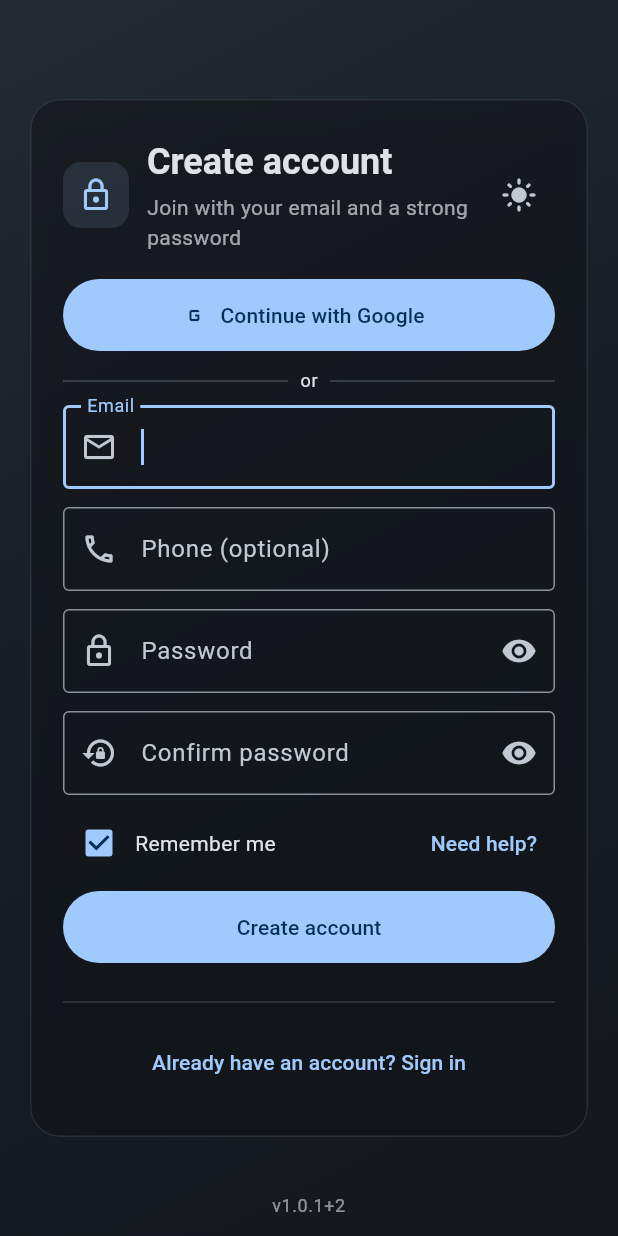
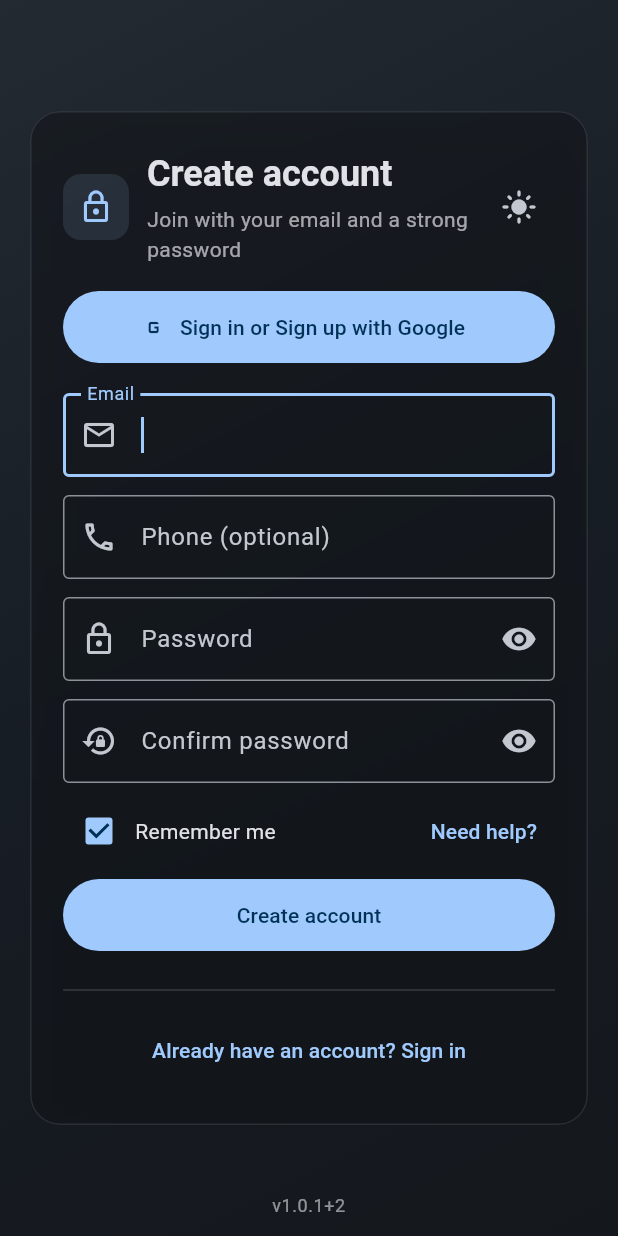
Before and after one commit to elnatannebiyu/ontime_auth_system, a Flutter app: the RegisterPage screen opened by its route, after a tap on the "dark mode" icon, on a phone screen of 412 x 824 dp. Run offline on Flutter 3.47's test engine with Material 3 defaults, Android fonts, the light colour scheme and no system bars; our stand-ins replace cached_network_image, cookie_jar, device_info_plus, dio, dio_cookie_manager, firebase_core and 11 more; missing offline and left inert: audio_session; accounts and stored records are empty.

Commit message:
feat: add feature flag to disable password-based authentication
- Added AUTH_ALLOW_PASSWORD setting to enforce social-only login policy
- Backend now returns 403 when password login/registration is attempted while disabled
- Flutter app hides email/password form behind _kEnablePasswordLogin flag

```diff
--- a/Ontime_ethiopia_flutterapp/lib/auth/login_page.dart
+++ b/Ontime_ethiopia_flutterapp/lib/auth/login_page.dart
@@ -36,6 +36,8 @@ class LoginPage extends StatefulWidget {
 }
 
 class _LoginPageState extends State<LoginPage> {
+  // Feature flag to show/hide legacy email/password login UX without deleting code
+  static const bool _kEnablePasswordLogin = false;
   final _formKey = GlobalKey<FormState>();
   final _username =
       TextEditingController(); // email-as-username supported by backend
@@ -210,7 +212,7 @@ class _LoginPageState extends State<LoginPage> {
     return Scaffold(
       body: AuthLayout(
         title: 'Welcome back',
-        subtitle: 'Sign in to continue',
+        subtitle: 'Sign in with your Google or Apple account',
         actions: [
           IconButton(
             tooltip: 'Toggle dark mode',
@@ -218,13 +220,15 @@ class _LoginPageState extends State<LoginPage> {
             icon: const Icon(Icons.brightness_6_outlined),
           ),
         ],
-        footer: Center(
+        footer: _kEnablePasswordLogin
+            ? Center(
                 child: TextButton(
                   onPressed: () =>
                       Navigator.of(context).pushReplacementNamed('/register'),
                   child: const Text('Create an account'),
                 ),
-        ),
+              )
+            : null,
         bottom: const VersionBadge(),
         child: Column(
           mainAxisSize: MainAxisSize.min,
@@ -358,6 +362,7 @@ class _LoginPageState extends State<LoginPage> {
                 child: Text(_error!, style: const TextStyle(color: Colors.red)),
               ),
             // Minimal email/password form
+            if (_kEnablePasswordLogin)
               Form(
                 key: _formKey,
                 child: Column(
@@ -412,6 +417,7 @@ class _LoginPageState extends State<LoginPage> {
               ),
 
             // Phone OTP entry point disabled (coming soon)
+            if (_kEnablePasswordLogin)
               TextButton(
                 onPressed: null,
                 child: const Text('Use phone (coming soon)'),
--- a/Ontime_ethiopia_flutterapp/lib/core/widgets/social_auth_buttons.dart
+++ b/Ontime_ethiopia_flutterapp/lib/core/widgets/social_auth_buttons.dart
@@ -14,7 +14,6 @@ class SocialAuthButtons extends StatelessWidget {
 
   @override
   Widget build(BuildContext context) {
-    final theme = Theme.of(context);
     return Column(
       crossAxisAlignment: CrossAxisAlignment.stretch,
       children: [
@@ -23,7 +22,7 @@ class SocialAuthButtons extends StatelessWidget {
           child: FilledButton.icon(
             onPressed: onGoogle,
             icon: const Icon(Icons.g_mobiledata),
-            label: const Text('Continue with Google'),
+            label: const Text('Sign in or Sign up with Google'),
           ),
         ),
         if (showApple) ...[
@@ -33,19 +32,11 @@ class SocialAuthButtons extends StatelessWidget {
             child: FilledButton.icon(
               onPressed: onApple,
               icon: const Icon(Icons.apple),
-              label: const Text('Continue with Apple'),
+              label: const Text('Sign in or Sign up with Apple'),
             ),
           ),
         ],
         const SizedBox(height: 12),
-        Row(children: [
-          Expanded(child: Divider(color: theme.dividerColor.withOpacity(.4)) ),
-          Padding(
-            padding: const EdgeInsets.symmetric(horizontal: 8.0),
-            child: Text('or', style: theme.textTheme.bodySmall),
-          ),
-          Expanded(child: Divider(color: theme.dividerColor.withOpacity(.4)) ),
-        ])
       ],
     );
   }
```
Also changed, not shown: 3 other files. Lines whose indentation alone changed are shown as unchanged.
